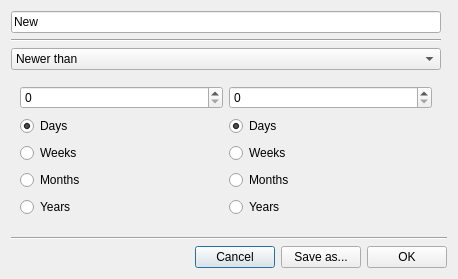
Old version of the form src/GUI/Library/GUI_DateSearchConfig.ui in the repository return42/sayonara.
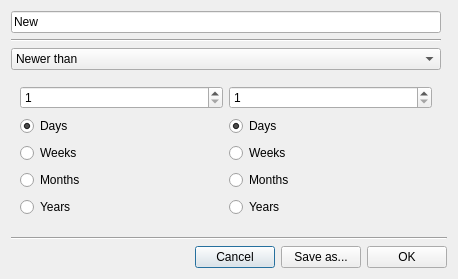
New version of the form. The open tabs and pages were chosen to show the change.

The edit to the form file:
```diff
--- a/src/GUI/Library/GUI_DateSearchConfig.ui
+++ b/src/GUI/Library/GUI_DateSearchConfig.ui
@@ -288,6 +288,9 @@
        </item>
        <item row="0" column="1">
         <widget class="QSpinBox" name="sb_bwf">
+         <property name="minimum">
+          <number>1</number>
+         </property>
          <property name="maximum">
           <number>120</number>
          </property>
@@ -295,6 +298,9 @@
        </item>
        <item row="0" column="3">
         <widget class="QSpinBox" name="sb_bwt">
+         <property name="minimum">
+          <number>1</number>
+         </property>
          <property name="maximum">
           <number>120</number>
          </property>
```
Left out of the diff: 12 changed lines with no effect on the pictures.
